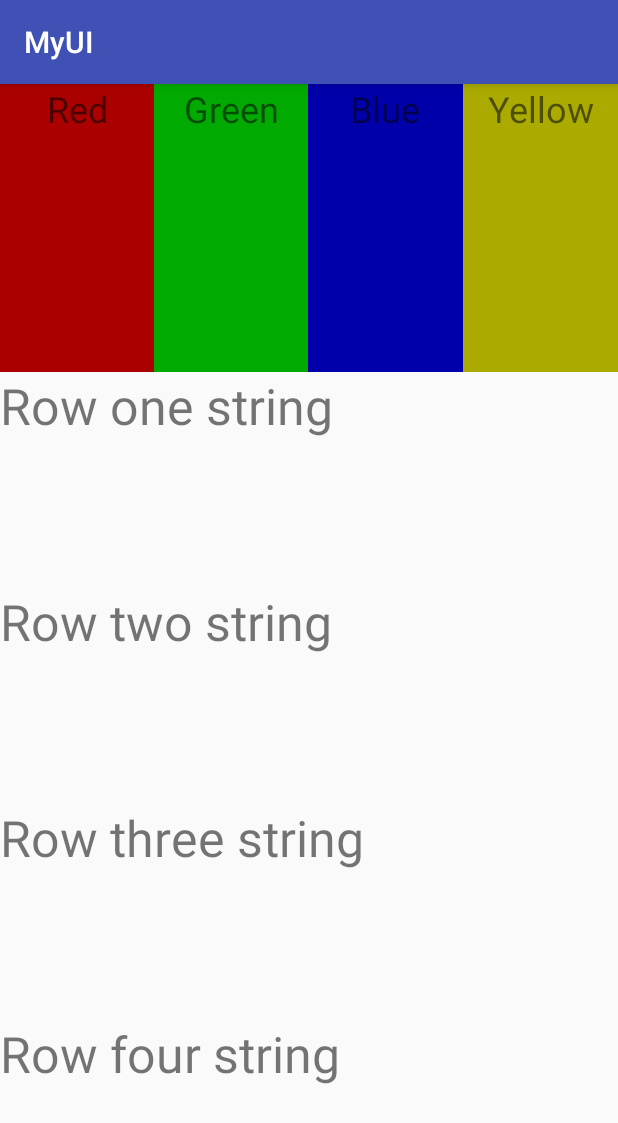
After one commit to YershovAleksandr/Android_015_UI, an Android app: the LinearLayoutActivity screen opened directly, with no data from a screen before it, on a phone screen of 412 x 824 dp. The commit adds this screen. Shown: the top 1123 px of the screen. Run offline under Robolectric (Android 15) with nearby library versions, the phone set to English and light mode, and no system bars.

Commit message:
UI Linear Layout done

```diff
--- a/MyUI/app/src/main/AndroidManifest.xml
+++ b/MyUI/app/src/main/AndroidManifest.xml
@@ -36,6 +36,7 @@
         <activity android:name=".ArtistsActivity"/>
         <activity android:name=".SongsActivity" />
         <activity android:name=".GalleryActivity" />
+        <activity android:name=".LinearLayoutActivity" />
     </application>
 
 </manifest>
--- /dev/null
+++ b/MyUI/app/src/main/java/com/nam/myui/LinearLayoutActivity.java
@@ -0,0 +1,13 @@
+package com.nam.myui;
+
+import android.os.Bundle;
+import android.support.v7.app.AppCompatActivity;
+
+public class LinearLayoutActivity extends AppCompatActivity {
+
+	@Override
+    public void onCreate(Bundle savedInstanceState) {
+        super.onCreate(savedInstanceState);
+        setContentView(R.layout.uilinearlayout);
+    }
+}
--- a/MyUI/app/src/main/java/com/nam/myui/MainActivity.java
+++ b/MyUI/app/src/main/java/com/nam/myui/MainActivity.java
@@ -27,6 +27,7 @@ public class MainActivity extends AppCompatActivity {
     private Button mButton7;
     private Button mButton8;
     private Button mButton9;
+    private Button mButton10;
 
     private BottomNavigationView.OnNavigationItemSelectedListener mOnNavigationItemSelectedListener
             = new BottomNavigationView.OnNavigationItemSelectedListener() {
@@ -157,6 +158,18 @@ public class MainActivity extends AppCompatActivity {
                 startActivity(intent);
             }
         });
+
+        mButton10 = (Button)findViewById(R.id.button10);
+        mButton10.setOnClickListener(new View.OnClickListener() {
+            @Override
+            public void onClick(View v) {
+                x42.Log("Click button10");
+                Intent intent = new Intent(MainActivity.this, LinearLayoutActivity.class);
+                startActivity(intent);
+            }
+        });
+
+
     }
 
 }
--- a/MyUI/app/src/main/res/layout/activity_main.xml
+++ b/MyUI/app/src/main/res/layout/activity_main.xml
@@ -94,7 +94,8 @@
                 android:id="@+id/button10"
                 android:layout_width="match_parent"
                 android:layout_height="wrap_content"
-                android:text="Button" />
+                android:text="Linear Layout"
+                android:textAllCaps="false" />
 
             <Button
                 android:id="@+id/button11"
--- /dev/null
+++ b/MyUI/app/src/main/res/layout/uilinearlayout.xml
@@ -0,0 +1,114 @@
+<?xml version="1.0" encoding="utf-8"?>
+
+<!-- Outermost  LinearLayout with vertical orientation -->
+
+<LinearLayout xmlns:android="http://schemas.android.com/apk/res/android"
+    android:layout_width="match_parent"
+    android:layout_height="match_parent"
+    android:orientation="vertical" >
+
+    <!--
+     Inner LinearLayout with horizontal orientation
+		and layout weight of 1 out of 4
+    -->
+
+    <LinearLayout
+        android:layout_width="match_parent"
+        android:layout_height="0dp"
+        android:layout_weight="1"
+        android:orientation="horizontal" >
+
+        <!-- TextView with layout weight of 1 out of 4 -->
+
+        <TextView
+            android:layout_width="0dp"
+            android:layout_height="match_parent"
+            android:layout_weight="1"
+            android:background="#aa0000"
+            android:gravity="center_horizontal"
+            android:text="@string/red_string"
+            android:textSize="24sp" />
+
+        <!-- TextView with layout weight of 1 out of 4 -->
+
+        <TextView
+            android:layout_width="0dp"
+            android:layout_height="match_parent"
+            android:layout_weight="1"
+            android:background="#00aa00"
+            android:gravity="center_horizontal"
+            android:text="@string/green_string"
+            android:textSize="24sp" />
+
+        <!-- TextView with layout weight of 1 out of 4 -->
+
+        <TextView
+            android:layout_width="0dp"
+            android:layout_height="match_parent"
+            android:layout_weight="1"
+            android:background="#0000aa"
+            android:gravity="center_horizontal"
+            android:text="@string/blue_string"
+            android:textSize="24sp" />
+
+        <!-- TextView with layout weight of 1 out of 4 -->
+
+        <TextView
+            android:layout_width="0dp"
+            android:layout_height="match_parent"
+            android:layout_weight="1"
+            android:background="#aaaa00"
+            android:gravity="center_horizontal"
+            android:text="@string/yellow_string"
+            android:textSize="24sp" />
+    </LinearLayout>
+
+    <!--
+     Inner LinearLayout with vertical orientation
+		and layout weight of 3 out of 4
+    -->
+
+    <LinearLayout
+        android:layout_width="match_parent"
+        android:layout_height="0dp"
+        android:layout_weight="3"
+        android:orientation="vertical" >
+
+        <!-- TextView with layout weight of 1 out of 4 -->
+
+        <TextView
+            android:layout_width="match_parent"
+            android:layout_height="0dp"
+            android:layout_weight="1"
+            android:text="@string/row_one_string"
+            android:textSize="15pt" />
+
+        <!-- TextView with layout weight of 1 out of 4 -->
+
+        <TextView
+            android:layout_width="match_parent"
+            android:layout_height="0dp"
+            android:layout_weight="1"
+            android:text="@string/row_two_string"
+            android:textSize="15pt" />
+
+        <!-- TextView with layout weight of 1 out of 4 -->
+
+        <TextView
+            android:layout_width="match_parent"
+            android:layout_height="0dp"
+            android:layout_weight="1"
+            android:text="@string/row_three_string"
+            android:textSize="15pt" />
+
+        <!-- TextView with layout weight of 1 out of 4 -->
+
+        <TextView
+            android:layout_width="match_parent"
+            android:layout_height="0dp"
+            android:layout_weight="1"
+            android:text="@string/row_four_string"
+            android:textSize="15pt" />
+    </LinearLayout>
+
+</LinearLayout>
--- a/MyUI/app/src/main/res/values/strings.xml
+++ b/MyUI/app/src/main/res/values/strings.xml
@@ -20,6 +20,14 @@
     <string name="even_more_help">Help!!!</string>
     <string name="give_up">Fuck up</string>
     <string name="fuck_fuck">Fuck yea</string>
-    <string name="shutdown_string">ShutDown WTF???</string>>
-    <string name="country_string">Country</string>>
+    <string name="shutdown_string">ShutDown WTF???</string>
+    <string name="country_string">Country</string>
+    <string name="red_string">Red</string>
+    <string name="green_string">Green</string>
+    <string name="blue_string">Blue</string>
+    <string name="yellow_string">Yellow</string>
+    <string name="row_one_string">Row one string</string>
+    <string name="row_two_string">Row two string</string>
+    <string name="row_three_string">Row three string</string>
+    <string name="row_four_string">Row four string</string>
 </resources>
```
